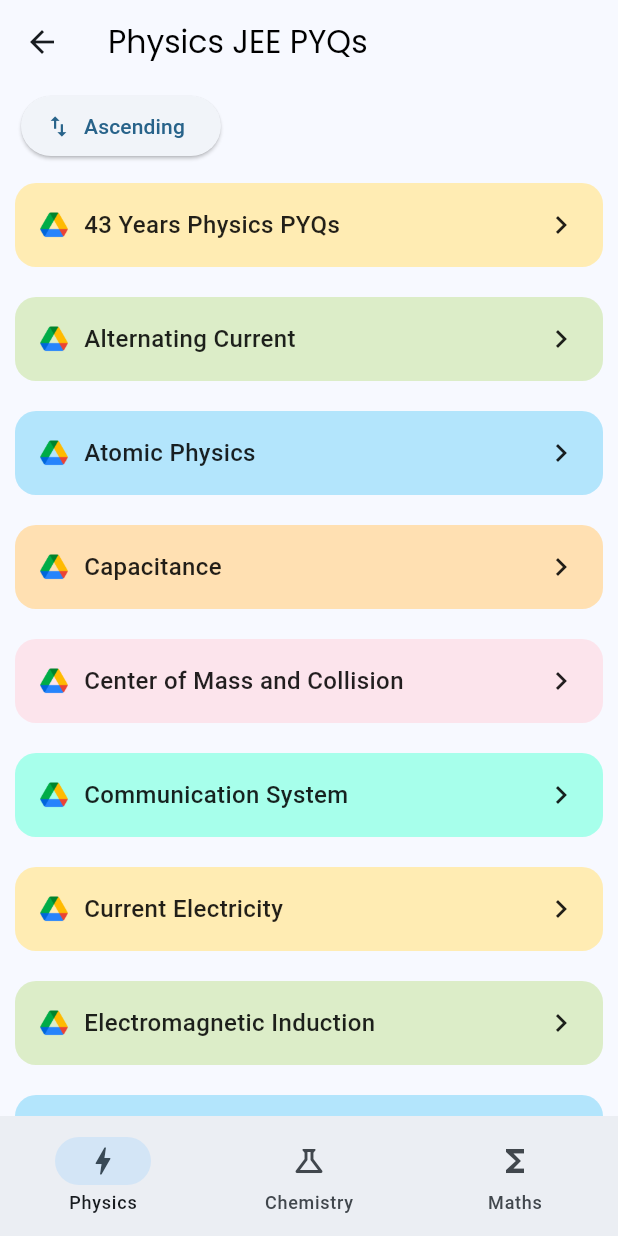
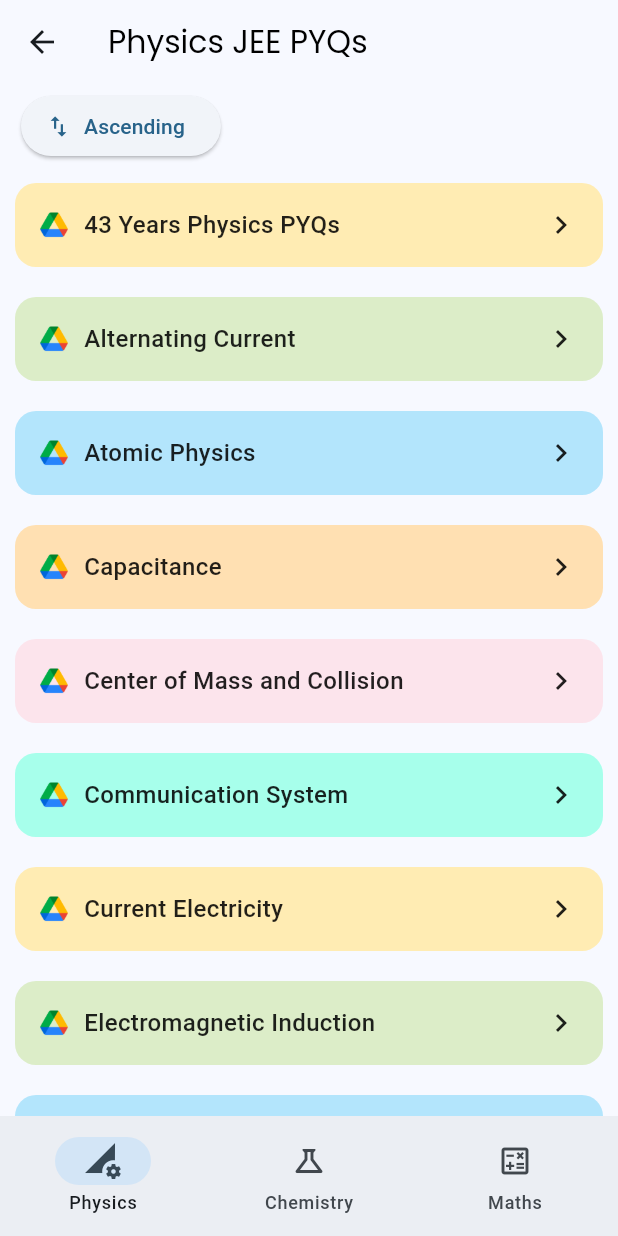
Before and after one commit to Avaneesh-Chopdekar/sci-res-app, a Flutter app: the PYQs screen opened directly, on a phone screen of 412 x 824 dp. Run offline on Flutter 3.47's test engine with Material 2 defaults, Android fonts, the phone set to English and light mode, and no system bars; drawn by our look-alikes of dynamic_color; missing offline and left inert: quick_actions.

Commit message:
improved bottom navbar

```diff
--- a/lib/pages/pyqs/pyqs.dart
+++ b/lib/pages/pyqs/pyqs.dart
@@ -11,7 +11,7 @@ class PYQs extends StatefulWidget {
 }
 
 class _PYQsState extends State<PYQs> {
-  List<Widget> pages = [PhyPyqs(), ChemPyqs(), MathsPyqs()];
+  List<Widget> pages = [const PhyPyqs(), const ChemPyqs(), const MathsPyqs()];
   int currentIndex = 0;
   PageController controller = PageController();
 
@@ -37,15 +37,31 @@ class _PYQsState extends State<PYQs> {
                 duration: const Duration(milliseconds: 300));
           }),
           selectedIndex: currentIndex,
-          destinations: const [
-            NavigationDestination(icon: Icon(Icons.bolt), label: 'Physics'),
+          destinations: [
             NavigationDestination(
-                icon: Icon(Icons.science_outlined), label: 'Chemistry'),
-            NavigationDestination(icon: Icon(Icons.functions), label: 'Maths'),
+              icon: Icon(
+                currentIndex == 0
+                    ? Icons.perm_data_setting
+                    : Icons.perm_data_setting_outlined,
+              ),
+              label: 'Physics',
+            ),
+            NavigationDestination(
+              icon: Icon(
+                currentIndex == 1 ? Icons.science : Icons.science_outlined,
+              ),
+              label: 'Chemistry',
+            ),
+            NavigationDestination(
+              icon: Icon(
+                currentIndex == 2 ? Icons.calculate : Icons.calculate_outlined,
+              ),
+              label: 'Maths',
+            ),
           ]),
       body: PageView(
-          children: pages,
-          onPageChanged: (page_index) =>
-              setState(() => currentIndex = page_index),
-          controller: controller));
+        onPageChanged: (pageIndex) => setState(() => currentIndex = pageIndex),
+        controller: controller,
+        children: pages,
+      ));
 }
```
